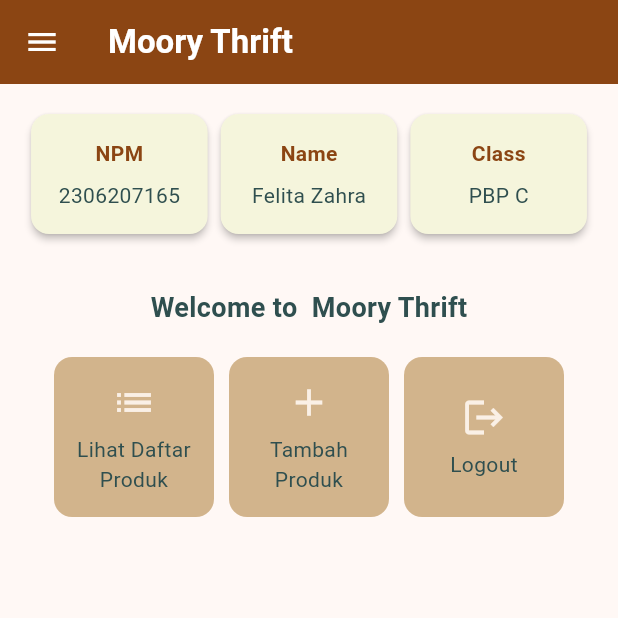
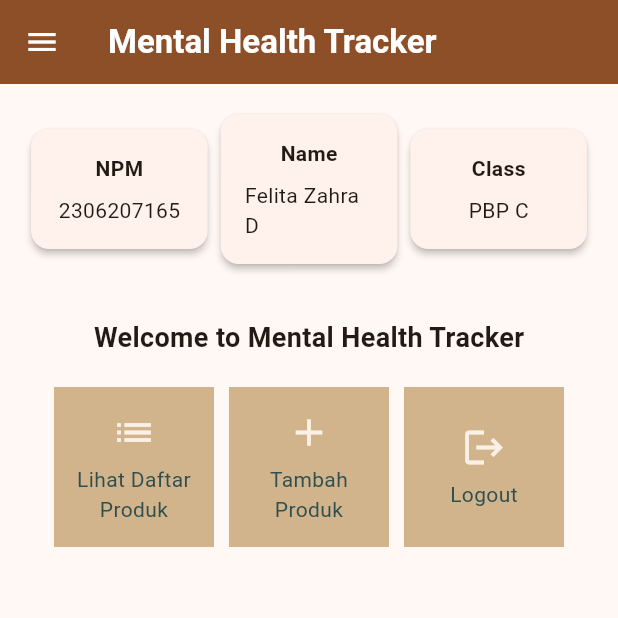
Before and after one commit to felfelita/moory-thrift-mobile, a Flutter app: the MyHomePage screen opened directly, on a phone screen of 412 x 824 dp, the top half of it. Run offline on Flutter 3.47's test engine with Material 3 defaults, Android fonts, the phone set to English and light mode, and no system bars; missing offline and left inert: pbp_django_auth.

Commit message:
done coding tugas 9

```diff
--- a/lib/screens/menu.dart
+++ b/lib/screens/menu.dart
@@ -1,39 +1,45 @@
 import 'package:flutter/material.dart';
-import 'package:moory_thrift/screens/thriftentry_form.dart';
 import 'package:moory_thrift/widgets/left_drawer.dart';
+import 'package:moory_thrift/widgets/card_product.dart';
 
 class MyHomePage extends StatelessWidget {
   MyHomePage({super.key});
-    final String npm = '2306207165'; // NPM
-    final String name = 'Felita Zahra'; // Nama
-    final String className = 'PBP C'; // Kelas
+
   final List<ItemHomepage> items = [
     ItemHomepage("Lihat Daftar Produk", Icons.list),
     ItemHomepage("Tambah Produk", Icons.add),
     ItemHomepage("Logout", Icons.logout),
   ];
+
   @override
   Widget build(BuildContext context) {
-      // Scaffold menyediakan struktur dasar halaman dengan AppBar dan body.
+    final String npm = '2306207165';
+    final String name = 'Felita Zahra D';
+    final String className = 'PBP C';
     return Scaffold(
       // AppBar adalah bagian atas halaman yang menampilkan judul.
       appBar: AppBar(
+        // Judul aplikasi "Mental Health Tracker" dengan teks putih dan tebal.
         title: const Text(
-            'Moory Thrift',
+          'Mental Health Tracker',
           style: TextStyle(
             color: Colors.white,
             fontWeight: FontWeight.bold,
           ),
         ),
+        // Warna latar belakang AppBar diambil dari skema warna tema aplikasi.
         iconTheme: const IconThemeData(color: Colors.white),
-          backgroundColor: const Color(0xFF8B4513), // Warna cokelat tanah
+        backgroundColor: Theme.of(context).colorScheme.primary,
       ),
       drawer: const LeftDrawer(),
+      // Body halaman dengan padding di sekelilingnya.
       body: Padding(
         padding: const EdgeInsets.all(16.0),
+        // Menyusun widget secara vertikal dalam sebuah kolom.
         child: Column(
           crossAxisAlignment: CrossAxisAlignment.center,
           children: [
+            // Row untuk menampilkan 3 InfoCard secara horizontal.
             Row(
               mainAxisAlignment: MainAxisAlignment.spaceEvenly,
               children: [
@@ -42,28 +48,39 @@ class MyHomePage extends StatelessWidget {
                 InfoCard(title: 'Class', content: className),
               ],
             ),
+
+            // Memberikan jarak vertikal 16 unit.
             const SizedBox(height: 16.0),
+
+            // Menempatkan widget berikutnya di tengah halaman.
             Center(
               child: Column(
+                // Menyusun teks dan grid item secara vertikal.
+
                 children: [
+                  // Menampilkan teks sambutan dengan gaya tebal dan ukuran 18.
                   const Padding(
                     padding: EdgeInsets.only(top: 16.0),
                     child: Text(
-                        'Welcome to  Moory Thrift',
+                      'Welcome to Mental Health Tracker',
                       style: TextStyle(
                         fontWeight: FontWeight.bold,
                         fontSize: 18.0,
-                          color: Color(0xFF2F4F4F), // Abu-abu gelap
                       ),
                     ),
                   ),
+
+                  // Grid untuk menampilkan ItemCard dalam bentuk grid 3 kolom.
                   GridView.count(
                     primary: true,
                     padding: const EdgeInsets.all(20),
                     crossAxisSpacing: 10,
                     mainAxisSpacing: 10,
                     crossAxisCount: 3,
+                    // Agar grid menyesuaikan tinggi kontennya.
                     shrinkWrap: true,
+
+                    // Menampilkan ItemCard untuk setiap item dalam list items.
                     children: items.map((ItemHomepage item) {
                       return ItemCard(item);
                     }).toList(),
@@ -79,6 +96,8 @@ class MyHomePage extends StatelessWidget {
 }
 
 class InfoCard extends StatelessWidget {
+  // Kartu informasi yang menampilkan title dan content.
+
   final String title;  // Judul kartu.
   final String content;  // Isi kartu.
 
@@ -87,90 +106,24 @@ class InfoCard extends StatelessWidget {
   @override
   Widget build(BuildContext context) {
     return Card(
-      color: const Color(0xFFF5F5DC), // Beige lembut
+      // Membuat kotak kartu dengan bayangan dibawahnya.
       elevation: 2.0,
       child: Container(
-        width: MediaQuery.of(context).size.width / 3.5,
+        // Mengatur ukuran dan jarak di dalam kartu.
+        width: MediaQuery.of(context).size.width / 3.5, // menyesuaikan dengan lebar device yang digunakan.
         padding: const EdgeInsets.all(16.0),
+        // Menyusun title dan content secara vertikal.
         child: Column(
           children: [
             Text(
               title,
-              style: const TextStyle(
-                fontWeight: FontWeight.bold,
-                color: Color(0xFF8B4513), // Cokelat tanah
-              ),
+              style: const TextStyle(fontWeight: FontWeight.bold),
             ),
             const SizedBox(height: 8.0),
-            Text(
-              content,
-              style: const TextStyle(color: Color(0xFF2F4F4F)), // Abu-abu gelap
-            ),
+            Text(content),
           ],
         ),
       ),
     );
   }
 }
-
-class ItemHomepage {
-     final String name;
-     final IconData icon;
-
-     ItemHomepage(this.name, this.icon);
- }
-
-class ItemCard extends StatelessWidget {
-  final ItemHomepage item;
-
-  const ItemCard(this.item, {super.key});
-
-  @override
-  Widget build(BuildContext context) {
-    return Material(
-      color: const Color(0xFFD2B48C), // Warna cokelat muda
-      borderRadius: BorderRadius.circular(12),
-
-      child: InkWell(
-        onTap: () {
-          ScaffoldMessenger.of(context)
-            ..hideCurrentSnackBar()
-            ..showSnackBar(
-              SnackBar(content: Text("Kamu telah menekan tombol ${item.name}!"))
-            );
-          if (item.name == "Tambah Produk") {
-            Navigator.push(
-                      context,
-                      MaterialPageRoute(
-                        builder: (context) => const ThriftEntryFormPage(),
-                      ),
-                    );
-                  }
-          },
-        child: Container(
-          padding: const EdgeInsets.all(8),
-          child: Center(
-            child: Column(
-              mainAxisAlignment: MainAxisAlignment.center,
-              children: [
-                Icon(
-                  item.icon,
-                  color: const Color(0xFFFAF0E6), // Putih tulang
-                  size: 30.0,
-                ),
-                const Padding(padding: EdgeInsets.all(3)),
-                Text(
-                  item.name,
-                  textAlign: TextAlign.center,
-                  style: const TextStyle(
-                    color: Color(0xFF2F4F4F), // Abu-abu gelap
-                  ),
-                ),
-              ],
-            ),
-          ),
-        ),
-      ),
-    );
-  }
-}
```
Lines whose indentation alone changed are shown as unchanged.
